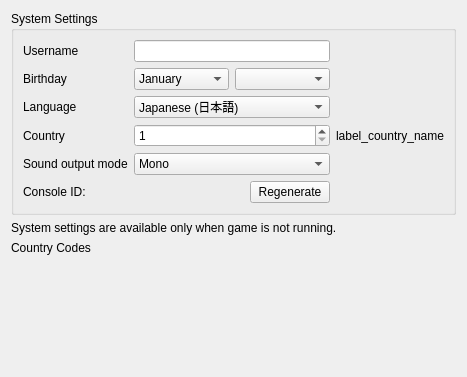
The window that src/citra_qt/configuration/configure_system.ui (grimtnt/citra) describes before a commit, drawn with Qt 5.
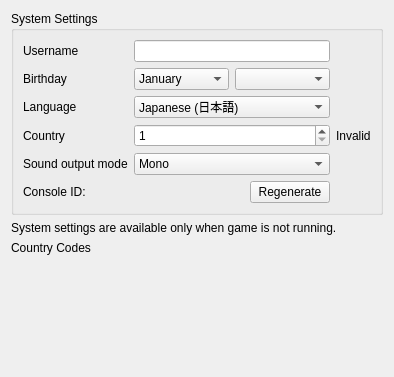
The same window after the commit.

Commit message: [skip ci]

What changed in the file:
```diff
--- a/src/citra_qt/configuration/configure_system.ui
+++ b/src/citra_qt/configuration/configure_system.ui
@@ -214,7 +214,7 @@
        <item row="3" column="2">
          <widget class="QLabel" name="label_country_name">
           <property name="text">
-           <string>label_country_name</string>
+           <string>Invalid</string>
           </property>
          </widget>
         </item>
```
Left out of the diff: 2 changed lines with no effect on the pictures.
